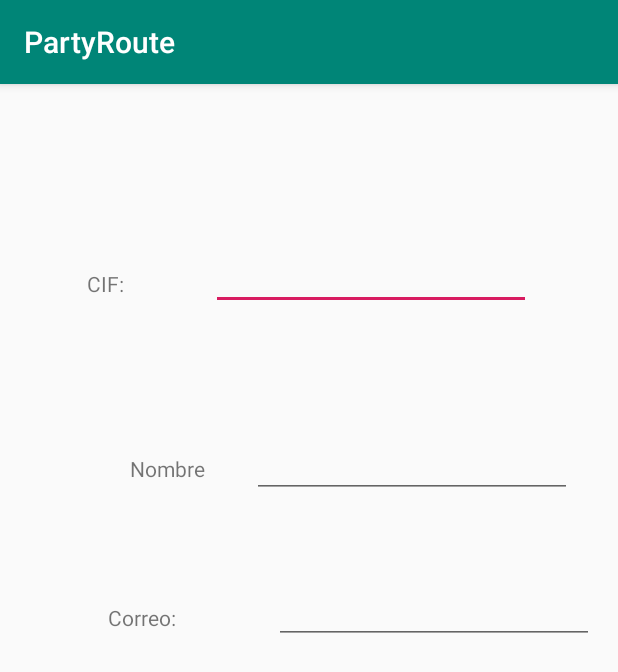
After one commit to liitosmar96/PartyRoute, an Android app: the fragment CuentaUsuarioFragment shown on its own in the app's theme, on a phone screen of 412 x 824 dp. The commit adds this screen. Shown: the top 672 px of the screen. Run offline under Robolectric (Android 15) with nearby library versions, the phone set to English and light mode, and no system bars; our stand-ins replace Volley; network calls fail.

```diff
--- a/app/build.gradle
+++ b/app/build.gradle
@@ -24,6 +24,7 @@ dependencies {
     implementation 'com.android.support:support-v4:28.0.0'
     implementation 'com.android.support:design:28.0.0'
     implementation 'com.android.support.constraint:constraint-layout:1.1.3'
+    implementation 'com.android.volley:volley:1.1.0'
     testImplementation 'junit:junit:4.12'
     androidTestImplementation 'com.android.support.test:runner:1.0.2'
     androidTestImplementation 'com.android.support.test.espresso:espresso-core:3.0.2'
--- a/app/src/main/AndroidManifest.xml
+++ b/app/src/main/AndroidManifest.xml
@@ -2,6 +2,7 @@
 <manifest xmlns:android="http://schemas.android.com/apk/res/android"
     package="com.example.partyroute">
 
+    <uses-permission android:name="android.permission.INTERNET" />
     <application
         android:allowBackup="true"
         android:icon="@mipmap/ic_launcher"
--- /dev/null
+++ b/app/src/main/java/com/example/partyroute/fragmentos/CuentaUsuarioFragment.java
@@ -0,0 +1,121 @@
+package com.example.partyroute.fragmentos;
+
+
+import android.app.ProgressDialog;
+import android.os.Bundle;
+import android.support.v4.app.Fragment;
+import android.util.Log;
+import android.view.LayoutInflater;
+import android.view.View;
+import android.view.ViewGroup;
+import android.widget.EditText;
+import android.widget.Toast;
+
+import com.android.volley.Request;
+import com.android.volley.RequestQueue;
+import com.android.volley.Response;
+import com.android.volley.VolleyError;
+import com.android.volley.toolbox.JsonObjectRequest;
+import com.android.volley.toolbox.Volley;
+import com.example.partyroute.MainActivity;
+import com.example.partyroute.R;
+import com.example.partyroute.model.Usuario;
+
+import org.json.JSONArray;
+import org.json.JSONException;
+import org.json.JSONObject;
+
+/**
+ * A simple {@link Fragment} subclass.
+ */
+public class CuentaUsuarioFragment extends Fragment implements Response.ErrorListener, Response.Listener<JSONObject> {
+
+    EditText cif, nombre, txbCorreo;
+
+
+    public static String correo;
+    public static Usuario usuario;
+    ProgressDialog progressDialog;
+
+    RequestQueue requestQueue;
+    JsonObjectRequest jsonObjectRequest;
+
+    public CuentaUsuarioFragment() {
+        // Required empty public constructor
+
+    }
+
+
+    View vista;
+    static boolean primeraVez = true;
+
+    @Override
+    public View onCreateView(LayoutInflater inflater, ViewGroup container,
+                             Bundle savedInstanceState) {
+        // Inflate the layout for this fragment
+        vista = inflater.inflate(R.layout.fragment_cuenta_usuario, container, false);
+        cif = vista.findViewById(R.id.txbCIF);
+        nombre = vista.findViewById(R.id.txbNombre);
+        txbCorreo = vista.findViewById(R.id.txbCorreo);
+
+        requestQueue = Volley.newRequestQueue(getContext());
+
+        cargarWebService("https://biconcave-concentra.000webhostapp.com/partyroute/get_usuario.php?CORREO=" + correo);
+        primeraVez = false;
+
+
+        return vista;
+    }
+
+    public void cargarWebService(String url) {
+
+        progressDialog = new ProgressDialog(getContext());
+        progressDialog.setMessage("Cargando...");
+        progressDialog.show();
+
+        //String url = "https://biconcave-concentra.000webhostapp.com/partyroute/login.php?CORREO=" + correo.getText().toString();
+
+        jsonObjectRequest = new JsonObjectRequest(Request.Method.GET, url, null, this, this);
+        requestQueue.add(jsonObjectRequest);
+    }
+
+    @Override
+    public void onErrorResponse(VolleyError error) {
+        progressDialog.hide();
+        Toast.makeText(getContext(), error.toString(), Toast.LENGTH_SHORT).show();
+        Log.i("ERROR", error.toString());
+        MainActivity.LOGGED = false;
+    }
+
+    @Override
+    public void onResponse(JSONObject response) {
+
+        progressDialog.hide();
+        JSONArray json = response.optJSONArray("usuario");
+        JSONObject jsonObject = null;
+
+        try {
+            jsonObject = json.getJSONObject(0);
+            String cifObtenido = jsonObject.optString("CIF");
+            String nombreObtenido = jsonObject.optString("NOMBRE");
+            String correoObtenido = jsonObject.optString("CORREO");
+
+            usuario = new Usuario(cifObtenido, nombreObtenido, correoObtenido);
+            MainActivity.usuarioLogeado = usuario;
+
+            cif.setText(cifObtenido);
+            nombre.setText(nombreObtenido);
+            txbCorreo.setText(correoObtenido);
+
+            /*
+            TextView c = vista.findViewById(R.id.correoLogged);
+            c.setText(correoObtenido);
+
+            TextView n = vista.findViewById(R.id.nombreLogged);
+            n.setText(nombreObtenido);
+            */
+        } catch (JSONException e) {
+            e.printStackTrace();
+        }
+    }
+}
--- /dev/null
+++ b/app/src/main/res/layout/fragment_cuenta_usuario.xml
@@ -0,0 +1,81 @@
+<?xml version="1.0" encoding="utf-8"?>
+<android.support.constraint.ConstraintLayout xmlns:android="http://schemas.android.com/apk/res/android"
+    xmlns:app="http://schemas.android.com/apk/res-auto"
+    xmlns:tools="http://schemas.android.com/tools"
+    android:layout_width="match_parent"
+    android:layout_height="match_parent"
+    tools:context=".fragmentos.CuentaUsuarioFragment">
+
+    <TextView
+        android:id="@+id/textView4"
+        android:layout_width="wrap_content"
+        android:layout_height="wrap_content"
+        android:layout_marginTop="123dp"
+        android:text="CIF:"
+        app:layout_constraintEnd_toStartOf="@+id/txbCIF"
+        app:layout_constraintHorizontal_bias="0.5"
+        app:layout_constraintStart_toStartOf="parent"
+        app:layout_constraintTop_toTopOf="parent" />
+
+    <TextView
+        android:id="@+id/textView5"
+        android:layout_width="wrap_content"
+        android:layout_height="wrap_content"
+        android:layout_marginStart="56dp"
+        android:layout_marginTop="104dp"
+        android:text="Nombre"
+        app:layout_constraintEnd_toStartOf="@+id/txbNombre"
+        app:layout_constraintHorizontal_bias="0.5"
+        app:layout_constraintStart_toStartOf="parent"
+        app:layout_constraintTop_toBottomOf="@+id/textView4" />
+
+    <TextView
+        android:id="@+id/textView6"
+        android:layout_width="wrap_content"
+        android:layout_height="wrap_content"
+        android:layout_marginStart="56dp"
+        android:layout_marginTop="80dp"
+        android:text="Correo:"
+        app:layout_constraintEnd_toStartOf="@+id/txbCorreo"
+        app:layout_constraintHorizontal_bias="0.5"
+        app:layout_constraintStart_toStartOf="parent"
+        app:layout_constraintTop_toBottomOf="@+id/textView5" />
+
+    <EditText
+        android:id="@+id/txbCIF"
+        android:layout_width="wrap_content"
+        android:layout_height="wrap_content"
+        android:layout_marginTop="105dp"
+        android:ems="10"
+        android:inputType="textPersonName"
+        app:layout_constraintEnd_toEndOf="parent"
+        app:layout_constraintHorizontal_bias="0.5"
+        app:layout_constraintStart_toEndOf="@+id/textView4"
+        app:layout_constraintTop_toTopOf="parent" />
+
+    <EditText
+        android:id="@+id/txbNombre"
+        android:layout_width="wrap_content"
+        android:layout_height="wrap_content"
+        android:layout_marginTop="80dp"
+        android:ems="10"
+        android:inputType="textPersonName"
+        app:layout_constraintEnd_toEndOf="parent"
+        app:layout_constraintHorizontal_bias="0.5"
+        app:layout_constraintStart_toEndOf="@+id/textView5"
+        app:layout_constraintTop_toBottomOf="@+id/txbCIF" />
+
+    <EditText
+        android:id="@+id/txbCorreo"
+        android:layout_width="wrap_content"
+        android:layout_height="wrap_content"
+        android:layout_marginStart="50dp"
+        android:layout_marginTop="52dp"
+        android:ems="10"
+        android:inputType="textPersonName"
+        app:layout_constraintEnd_toEndOf="parent"
+        app:layout_constraintHorizontal_bias="0.5"
+        app:layout_constraintStart_toEndOf="@+id/textView6"
+        app:layout_constraintTop_toBottomOf="@+id/txbNombre" />
+
+</android.support.constraint.ConstraintLayout>
--- a/app/src/main/res/layout/nav_header_main.xml
+++ b/app/src/main/res/layout/nav_header_main.xml
@@ -21,6 +21,7 @@
         app:srcCompat="@mipmap/ic_launcher_round" />
 
     <TextView
+        android:id="@+id/nombreLogged"
         android:layout_width="match_parent"
         android:layout_height="wrap_content"
         android:paddingTop="@dimen/nav_header_vertical_spacing"
@@ -28,7 +29,7 @@
         android:textAppearance="@style/TextAppearance.AppCompat.Body1" />
 
     <TextView
-        android:id="@+id/textView"
+        android:id="@+id/correoLogged"
         android:layout_width="wrap_content"
         android:layout_height="wrap_content"
         android:text="@string/nav_header_subtitle" />
--- a/app/src/main/res/values/strings.xml
+++ b/app/src/main/res/values/strings.xml
@@ -9,7 +9,7 @@
 
     <string name="menu_eventos">Eventos</string>
     <string name="menu_favoritos">Favoritos</string>
-    <string name="menu_login">Login</string>
+    <string name="menu_login">Cuenta</string>
     <string name="menu_tools">Ajustes</string>
     <string name="menu_share">Compartir</string>
     <string name="menu_send">Enviar</string>
```
Also changed, not shown: app/src/main/java/com/example/partyroute/MainActivity.java (+18 -0 lines), app/src/main/java/com/example/partyroute/fragmentos/LoginFragment.java (added, +143 -0 lines), app/src/main/java/com/example/partyroute/model/Usuario.java (added, +44 -0 lines), app/src/main/res/layout/fragment_login.xml (added, +63 -0 lines).
